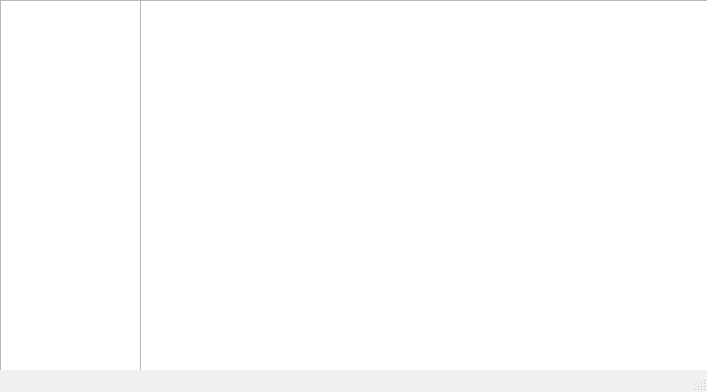
The window that AdaoMainWindow.ui (Sasasu/Qadao) describes before a commit, drawn with Qt 5.
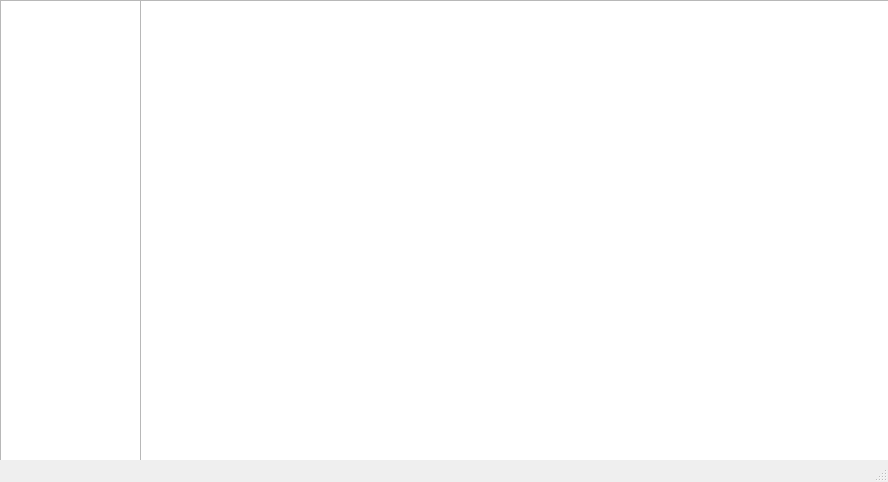
The same window after the commit.

What changed in the file:
```diff
--- a/AdaoMainWindow.ui
+++ b/AdaoMainWindow.ui
@@ -6,8 +6,8 @@
    <rect>
     <x>0</x>
     <y>0</y>
-    <width>707</width>
-    <height>392</height>
+    <width>888</width>
+    <height>482</height>
    </rect>
   </property>
   <property name="windowTitle">
@@ -20,7 +20,7 @@
       <x>0</x>
       <y>0</y>
       <width>141</width>
-      <height>371</height>
+      <height>461</height>
      </rect>
     </property>
    </widget>
@@ -29,8 +29,8 @@
      <rect>
       <x>140</x>
       <y>0</y>
-      <width>571</width>
-      <height>371</height>
+      <width>751</width>
+      <height>461</height>
      </rect>
     </property>
    </widget>
```
Left out of the diff: 2 changed lines with no effect on the pictures.
